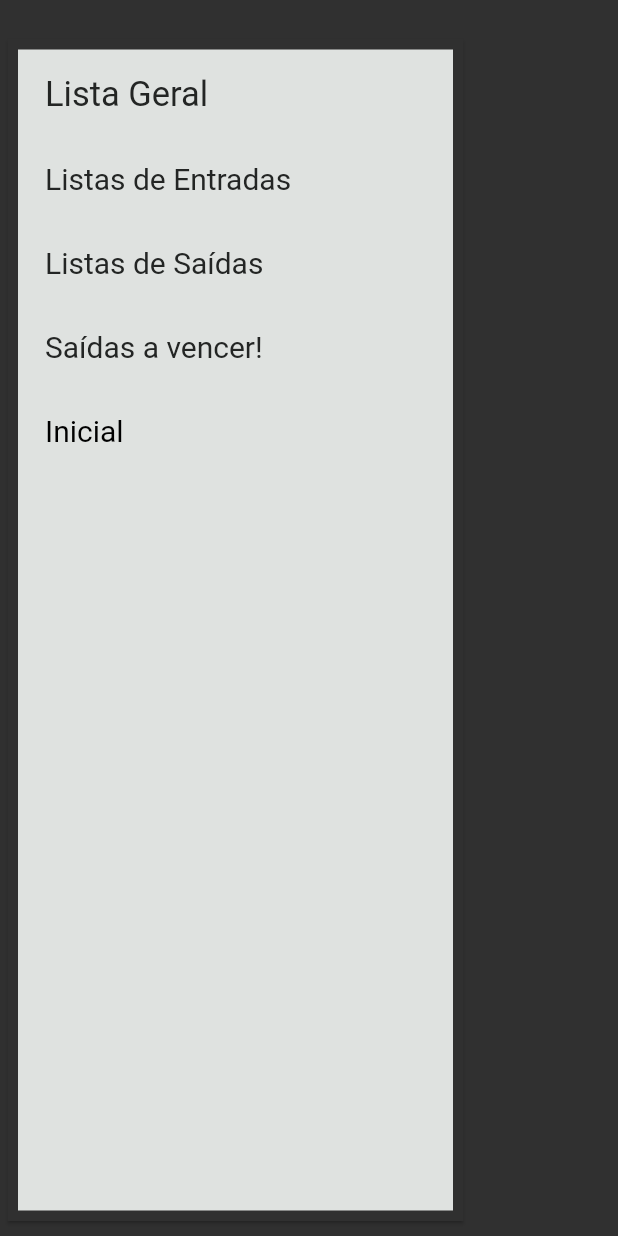
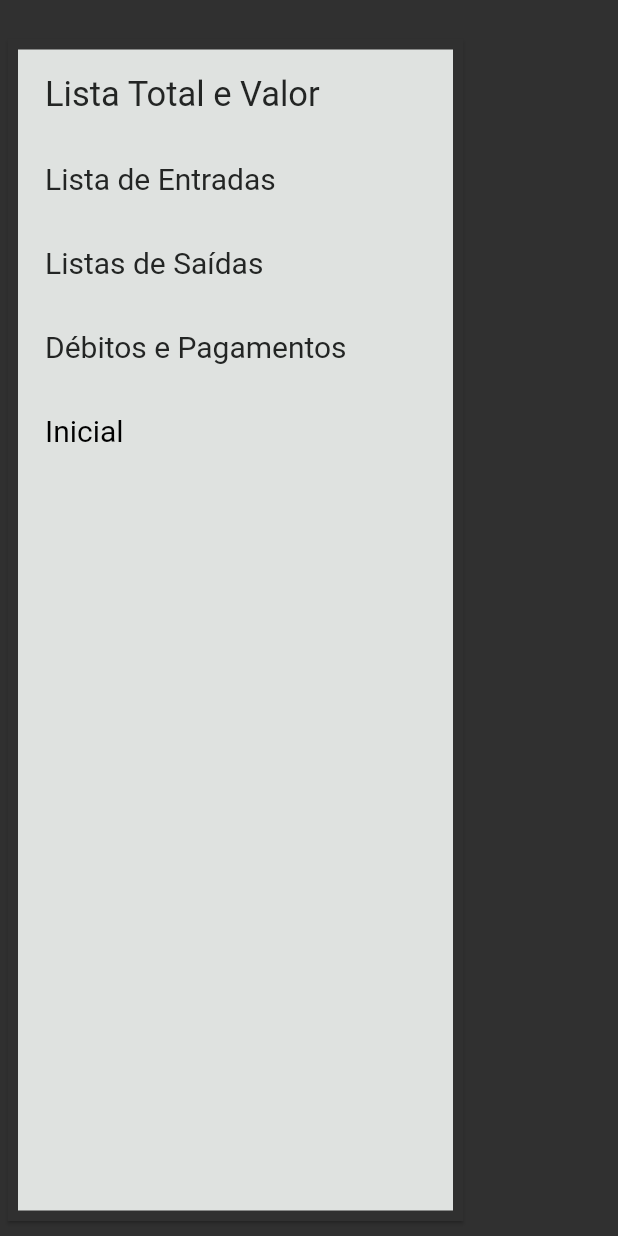
Before and after one commit to Everton10info/Caixa-Pessoal, a Flutter app: the MyDrawer widget shown alone on an empty page, opened directly, on a phone screen of 412 x 824 dp. Run offline on Flutter 3.47's test engine with Material 2 defaults, Android fonts, the phone set to English and light mode, and no system bars; our stand-ins replace animated_splash_screen, flutter_datetime_picker, get, page_transition, shared_preferences, sqflite; accounts and stored records are empty; Roboto replaces fonts that are missing (Georgia).

Commit message:
Ajuste datas e transações atuais

```diff
--- a/lib/componets/myDrawer.dart
+++ b/lib/componets/myDrawer.dart
@@ -26,7 +26,7 @@ class MyDrawer extends StatelessWidget {
                 ListTile(
                   selectedTileColor: Color.fromARGB(255, 0, 82, 97),
                   title: Text(
-                    'Lista Geral',
+                    'Lista Total e Valor',
                     style: TextStyle(
                       color: Color.fromARGB(255, 35, 37, 36),
                       fontSize: 23,
@@ -42,7 +42,7 @@ class MyDrawer extends StatelessWidget {
                 ListTile(
                   selectedTileColor: Color.fromARGB(255, 0, 82, 97),
                   title: Text(
-                    'Listas de Entradas',
+                    'Lista de Entradas',
                     style: TextStyle(
                       color: Color.fromARGB(255, 35, 37, 36),
                       fontSize: 20,
@@ -72,7 +72,7 @@ class MyDrawer extends StatelessWidget {
                   ListTile(
                     selectedTileColor: Color.fromARGB(255, 0, 82, 97),
                     title: Text(
-                      'Saídas a vencer! ',
+                      'Débitos e Pagamentos ',
                       style: TextStyle(
 
                             color:Color.fromARGB(255, 35, 37, 36),
--- a/lib/helperDatabase/transactionHelpers.dart.dart
+++ b/lib/helperDatabase/transactionHelpers.dart.dart
@@ -25,7 +25,7 @@ class TransactionsHelpers {
 
   static Database? _database;
 
-  //inicializa banco( verifica se ja foi inicializado)
+  //cria o banco( verifica se ja foi inicializado)
   Future<Database?> get database async {
     if (_database == null) {
       _database = await initialBase();
@@ -81,7 +81,7 @@ class TransactionsHelpers {
 
   Future<double?> sumTotal() async {
     final db = await database;
-    String sql = "SELECT SUM($valor) FROM $nametable ";
+    String sql = "SELECT SUM($valor) FROM $nametable WHERE  datetime('now','localtime') >= $dueDate  AND $typeTransaction = 'input' OR $typeTransaction = 'payment' ";
     var value = await db!.rawQuery(sql);
     var valueString = value[0].values.toString();
     String? valueTotal = valueString.substring(1, valueString.length - 1);
@@ -92,7 +92,7 @@ class TransactionsHelpers {
 
   Future<double?> outputTotal() async {
     final db = await database;
-    String sql = "SELECT SUM($valor) FROM $nametable WHERE typeTransaction == 'output' ";
+    String sql = "SELECT SUM($valor) FROM $nametable WHERE datetime('now','localtime') >= $dueDate  AND $typeTransaction = 'payment' ";
     var value = await db!.rawQuery(sql);
     var valueString = value[0].values.toString();
     String? valueTotal = valueString.substring(1, valueString.length - 1);
@@ -102,7 +102,7 @@ class TransactionsHelpers {
 
   Future<double?> inputTotal() async {
     final db = await database;
-    String sql = "SELECT SUM($valor) FROM $nametable WHERE typeTransaction == 'input' ";
+    String sql = "SELECT SUM($valor) FROM $nametable WHERE  datetime('now','localtime') >= $dueDate  AND $typeTransaction = 'input' ";
     var value = await db!.rawQuery(sql);
     var valueString = value[0].values.toString();
     String? valueTotal = valueString.substring(1, valueString.length - 1);
@@ -128,7 +128,7 @@ class TransactionsHelpers {
 
   Future listOutputDb() async {
     Database? db = await this.database;
-    String sql = "SELECT * FROM $nametable WHERE $typeTransaction = 'output' ";
+    String sql = "SELECT * FROM $nametable WHERE $typeTransaction = 'output' OR $typeTransaction = 'payment' ";
     List list = await db!.rawQuery(sql);
     print('outpu --$list');
     return list;
@@ -137,7 +137,16 @@ class TransactionsHelpers {
   Future listTimeEndDb() async {
     Database? db = await this.database;
     String sql =
-        "SELECT * FROM $nametable WHERE  $date >= $dueDate  AND $typeTransaction = 'output'  ";
+        "SELECT * FROM $nametable WHERE datetime('now','localtime') >= $dueDate  AND $typeTransaction = 'output' OR  $typeTransaction = 'payment'";
+    List list = await db!.rawQuery(sql);
+
+    return list;
+  }
+
+   Future listPayment() async {
+    Database? db = await this.database;
+    String sql =
+        "SELECT * FROM $nametable WHERE  $typeTransaction = 'payment'  ";
     List list = await db!.rawQuery(sql);
 
     return list;
--- a/lib/main.dart
+++ b/lib/main.dart
@@ -27,9 +27,9 @@ void main() async {
 
         headline1: TextStyle(fontSize: 70.0, fontWeight: FontWeight.w600),
         headline6: TextStyle(
-            fontSize: 23.0, fontStyle: FontStyle.italic, fontWeight: FontWeight.bold),
+            fontSize: 18.0, fontStyle: FontStyle.italic, fontWeight: FontWeight.normal),
         bodyText2: TextStyle(
-            fontSize: 21.0,
+            fontSize: 20.0,
             fontStyle: FontStyle.italic,
             fontWeight: FontWeight.w400),
       ),
```
Also changed, not shown: lib/controllers/controllersList.dart (+38 -16 lines), lib/views/coming_time.dart (+30 -7 lines), lib/views/list_transaction_all.dart (+8 -4 lines), lib/views/list_transactions_input.dart (+44 -35 lines), lib/views/list_transactions_output.dart (+5 -5 lines).
